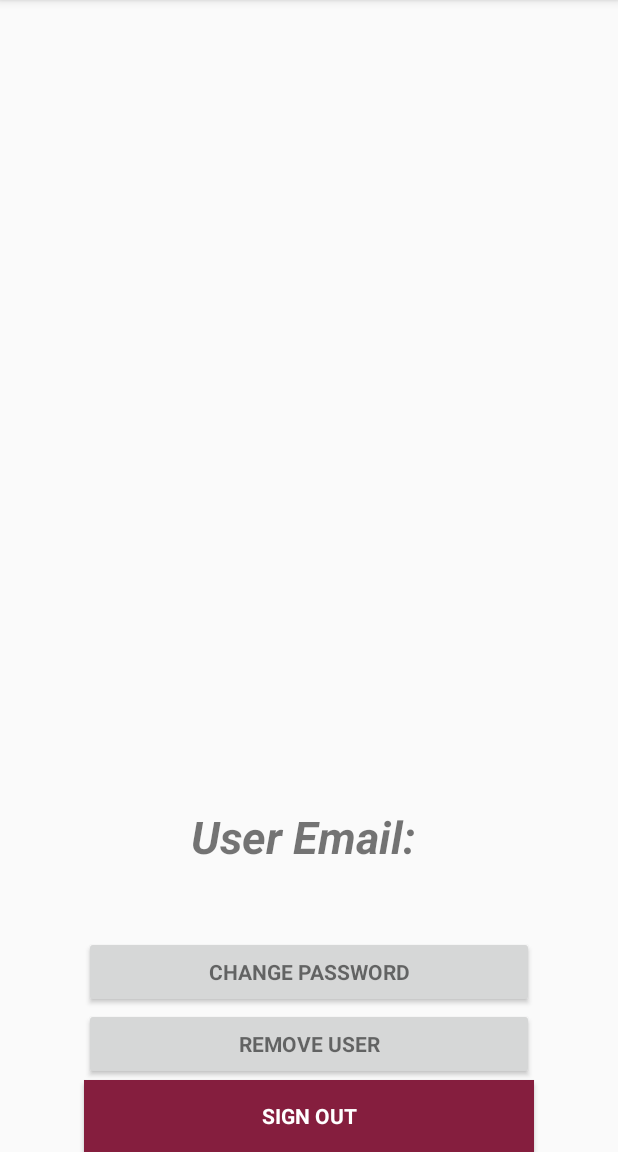
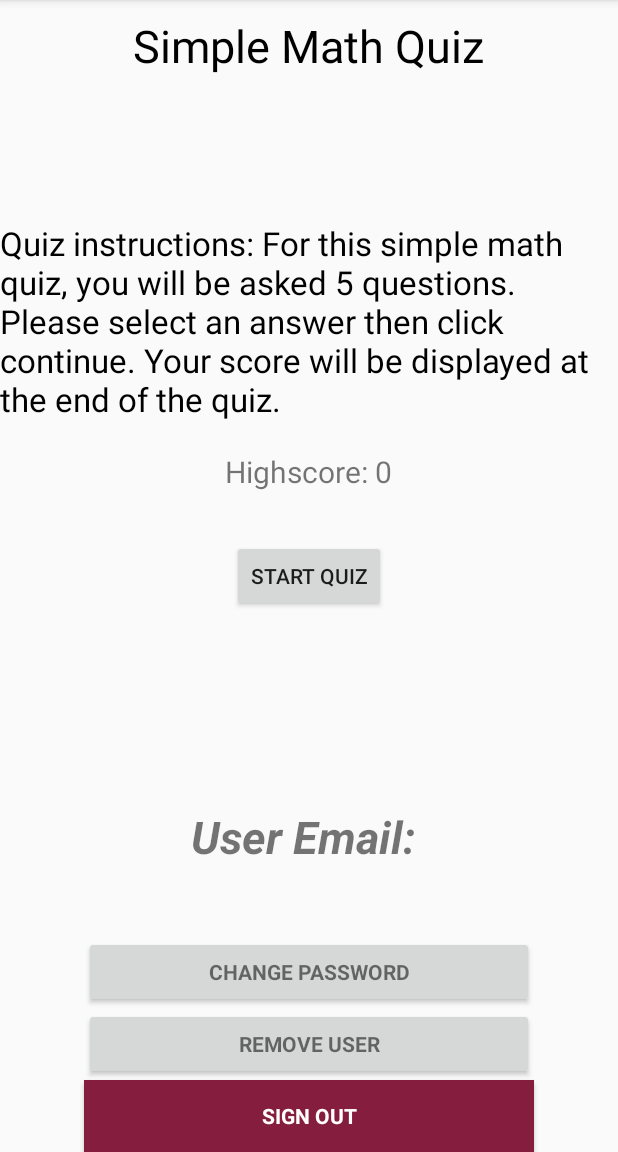
Before and after one commit to marcandre21/LoginAndRegisterApp, an Android app: the screen it shows after launch once a user with an empty profile is signed in (MainActivity), on a phone screen of 412 x 824 dp, the part 84-1236 px from its top. Run offline under Robolectric (Android 15) with nearby library versions, the phone set to English and light mode, and no system bars; our stand-ins replace Firebase (no records; nobody signed in at launch, a user with empty details on screens opened directly).

Commit message:
Math quiz added

```diff
--- a/app/src/main/java/com/loginandregisterapp/AccountActivity/MainActivity.java
+++ b/app/src/main/java/com/loginandregisterapp/AccountActivity/MainActivity.java
@@ -2,6 +2,7 @@ package com.loginandregisterapp.AccountActivity;
 
 import android.annotation.SuppressLint;
 import android.content.Intent;
+import android.content.SharedPreferences;
 import android.support.annotation.NonNull;
 import android.support.v7.app.AppCompatActivity;
 import android.os.Bundle;
@@ -12,6 +13,7 @@ import android.widget.ProgressBar;
 import android.widget.TextView;
 import android.widget.Toast;
 
+import com.loginandregisterapp.QuizActivity;
 import com.loginandregisterapp.R;
 import com.google.android.gms.tasks.OnCompleteListener;
 import com.google.android.gms.tasks.Task;
@@ -27,7 +29,14 @@ public class MainActivity extends AppCompatActivity {
     private EditText oldEmail, password, newPassword;
     private ProgressBar progressBar;
     private FirebaseAuth auth;
+    private static final int REQUEST_CODE_QUIZ = 1;
 
+    public static final String SHARED_PREFS = "sharedPrefs";
+    public static final String KEY_HIGHSCORE = "keyHighscore";
+
+    private TextView textViewHighscore;
+
+    private int highscore;
 
     @Override
     protected void onCreate(Bundle savedInstanceState) {
@@ -36,6 +45,17 @@ public class MainActivity extends AppCompatActivity {
         //Firebase auth instance
         auth = FirebaseAuth.getInstance();
         email = (TextView) findViewById(R.id.useremail);
+
+        textViewHighscore = findViewById(R.id.text_view_highscore);
+        loadHighscore();
+
+        final Button buttonStartQuiz = findViewById(R.id.button_start_quiz);
+        buttonStartQuiz.setOnClickListener(new View.OnClickListener() {
+            @Override
+            public void onClick(View view) {
+                startQuiz();
+            }
+        });
 
         //Get current user
         final FirebaseUser user = FirebaseAuth.getInstance().getCurrentUser();
@@ -162,11 +182,48 @@ public class MainActivity extends AppCompatActivity {
 
     }
 
+    // Create intent to start quiz
+    private void startQuiz() {
+        Intent intent = new Intent(MainActivity.this, QuizActivity.class);
+        startActivityForResult(intent, REQUEST_CODE_QUIZ);
+    }
+
+    @Override
+    protected void onActivityResult(int requestCode, int resultCode, Intent data) {
+        super.onActivityResult(requestCode, resultCode, data);
+
+        if (requestCode == REQUEST_CODE_QUIZ) {
+            if (resultCode == RESULT_OK) {
+                int score = data.getIntExtra(QuizActivity.EXTRA_SCORE, 0);
+                if (score > highscore) {
+                    updateHighscore(score);
+                }
+            }
+        }
+    }
+
+    // Result counter
+    private void loadHighscore() {
+        SharedPreferences prefs = getSharedPreferences(SHARED_PREFS, MODE_PRIVATE);
+        highscore = prefs.getInt(KEY_HIGHSCORE, 0);
+        textViewHighscore.setText("Highscore: " + highscore);
+    }
+
+    // Update highscore; Keep score history
+    private void updateHighscore(int highscoreNew) {
+        highscore = highscoreNew;
+        textViewHighscore.setText("Highscore: " + highscore);
+
+        SharedPreferences prefs = getSharedPreferences(SHARED_PREFS, MODE_PRIVATE);
+        SharedPreferences.Editor editor = prefs.edit();
+        editor.putInt(KEY_HIGHSCORE, highscore);
+        editor.apply();
+    }
+
     @SuppressLint("SetTextI18n")
     private void setDataToView(FirebaseUser user) {
 
         email.setText("User Email: " + user.getEmail());
-
 
     }
 
--- a/app/src/main/res/layout/activity_main.xml
+++ b/app/src/main/res/layout/activity_main.xml
@@ -5,6 +5,44 @@
     android:layout_width="match_parent"
     android:layout_height="match_parent"
     tools:context="com.loginandregisterapp.AccountActivity.MainActivity">
+
+    <TextView
+    android:layout_width="wrap_content"
+    android:layout_height="wrap_content"
+    android:layout_centerHorizontal="true"
+    android:layout_marginTop="10dp"
+        android:layout_marginBottom="40dp"
+    android:text="Simple Math Quiz"
+    android:textColor="@android:color/black"
+    android:textSize="30sp" />
+
+    <TextView
+        android:layout_width="wrap_content"
+        android:layout_height="wrap_content"
+        android:layout_centerHorizontal="true"
+        android:layout_marginTop="45dp"
+        android:layout_above="@id/text_view_highscore"
+        android:layout_marginBottom="20dp"
+        android:text="Quiz instructions: For this simple math quiz, you will be asked 5 questions. Please select an answer then click continue. Your score will be displayed at the end of the quiz."
+        android:textColor="@android:color/black"
+        android:textSize="22sp" />
+
+    <TextView
+        android:id="@+id/text_view_highscore"
+        android:layout_width="wrap_content"
+        android:layout_height="wrap_content"
+        android:layout_above="@id/button_start_quiz"
+        android:layout_centerHorizontal="true"
+        android:layout_marginBottom="32dp"
+        android:text="Highscore: 0"
+        android:textSize="20sp" />
+
+    <Button
+        android:id="@+id/button_start_quiz"
+        android:layout_width="wrap_content"
+        android:layout_height="wrap_content"
+        android:layout_centerInParent="true"
+        android:text="Start Quiz" />
 
     <EditText
         android:id="@+id/old_email"
```
Also changed, not shown: app/src/main/AndroidManifest.xml (+7 -5 lines), app/src/main/java/com/loginandregisterapp/QuizActivity.java (added, +256 -0 lines), app/src/main/res/layout/activity_quiz.xml (added, +86 -0 lines), 438 other files.
